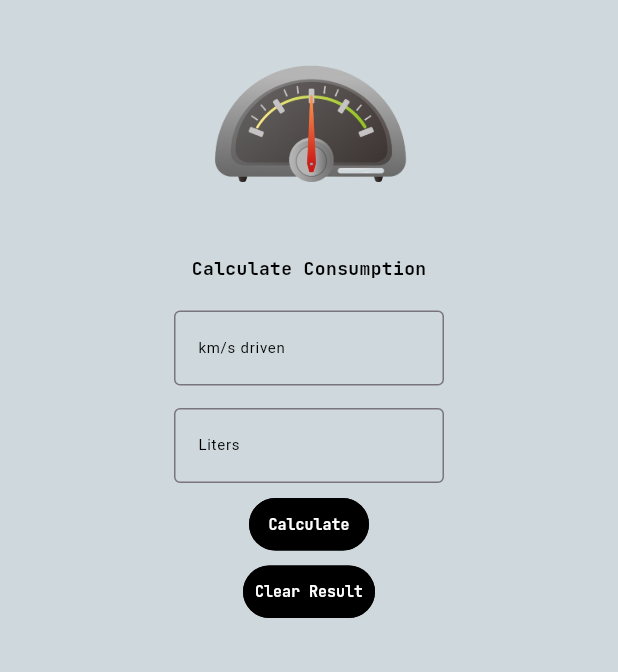
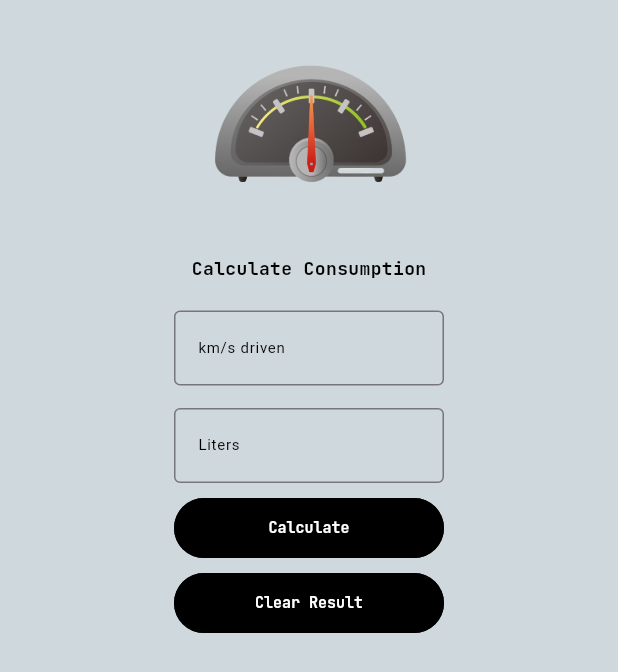
Before and after one commit to Victor-Zarzar/alcool_ou_gasolina, a Flutter app: the ConsumptionPage screen opened directly, on a phone screen of 412 x 824 dp. Shown: the top 672 px of the screen. Run offline on Flutter 3.47's test engine with Material 3 defaults, Android fonts, the phone set to English and light mode, and no system bars; drawn by our look-alikes of getwidget; our stand-ins replace easy_localization, google_fonts, shared_preferences; accounts and stored records are empty.

Commit message:
Refactor buttons

```diff
--- a/lib/pages/ConsumptionPage/consumption_page.dart
+++ b/lib/pages/ConsumptionPage/consumption_page.dart
@@ -194,7 +194,10 @@ class _ConsumptionPageState extends State<ConsumptionPage> {
                     ),
                   ),
                   const SizedBox(height: 10),
-                  GFButton(
+                  SizedBox(
+                    height: 40,
+                    width: 180,
+                    child: GFButton(
                       color: notifier.isDark
                           ? ButtonColor.primaryColor
                           : ButtonColor.secondaryColor,
@@ -211,8 +214,12 @@ class _ConsumptionPageState extends State<ConsumptionPage> {
                         ),
                       ),
                     ),
+                  ),
                   const SizedBox(height: 10),
-                  GFButton(
+                  SizedBox(
+                    height: 40,
+                    width: 180,
+                    child: GFButton(
                       color: notifier.isDark
                           ? ButtonColor.primaryColor
                           : ButtonColor.secondaryColor,
@@ -229,6 +236,7 @@ class _ConsumptionPageState extends State<ConsumptionPage> {
                         ),
                       ),
                     ),
+                  ),
                   const SizedBox(height: 10),
                   Text(resultText),
                 ],
```
Also changed, not shown: lib/pages/HomePage/home_page.dart (+10 -2 lines). Lines whose indentation alone changed are shown as unchanged.
